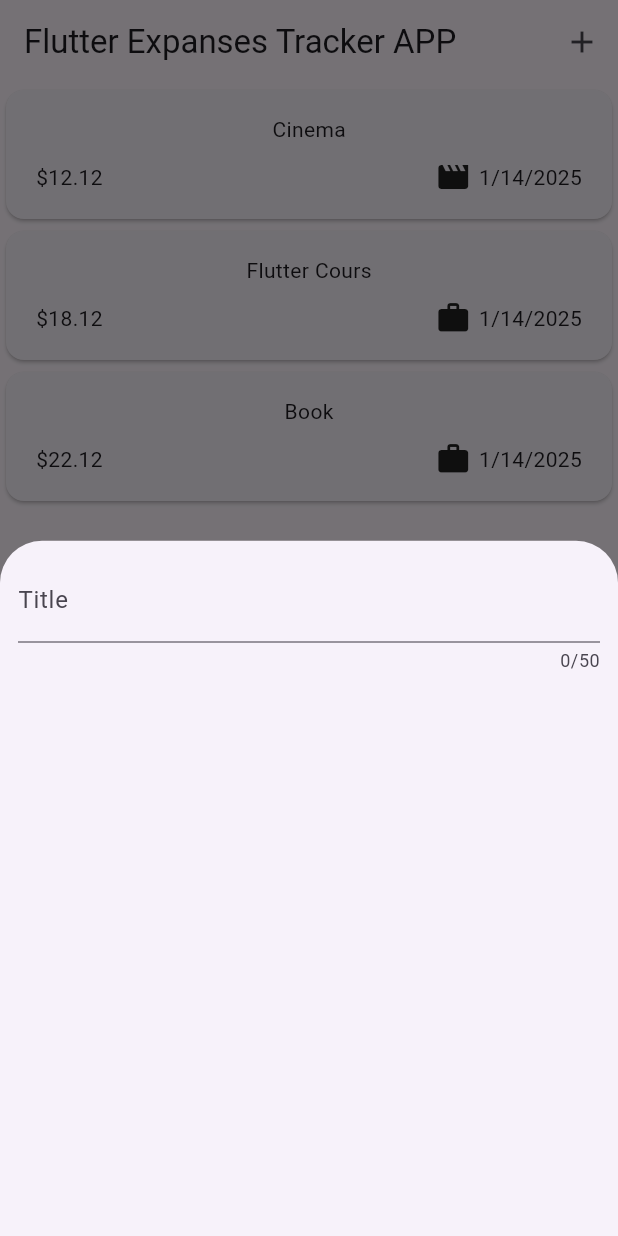
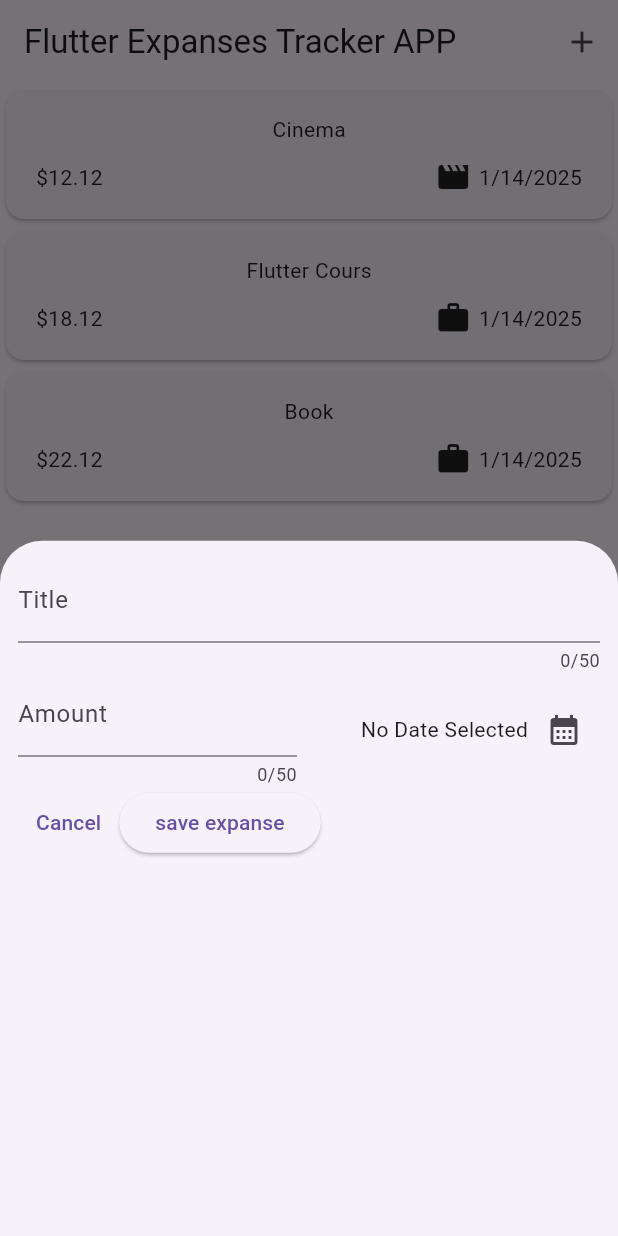
Before and after one commit to moustajil/expansive_tracker, a Flutter app: the screen it shows after launch, after a tap on the "add" icon, on a phone screen of 412 x 824 dp. Run offline on Flutter 3.47's test engine with Material 3 defaults, Android fonts, the phone set to English and light mode, and no system bars.

Commit message:
adding selecyed date time

```diff
--- a/lib/widgets/new_expanses.dart
+++ b/lib/widgets/new_expanses.dart
@@ -1,4 +1,7 @@
 import 'package:flutter/material.dart';
+import 'package:intl/intl.dart';
+
+final formatter = DateFormat.yMd();
 
 class NewExpanses extends StatefulWidget {
   const NewExpanses({super.key});
@@ -8,6 +11,31 @@ class NewExpanses extends StatefulWidget {
 }
 
 class _NewExpansesState extends State<NewExpanses> {
+  final _titleController = TextEditingController();
+  final _amountController = TextEditingController();
+  DateTime? _selectedDate;
+
+  void _persentDatePiker() async {
+    final now = DateTime.now();
+    final firstDate = DateTime(now.year - 1, now.month, now.day);
+    final lastDate = DateTime(now.year + 100, now.month, now.day);
+    final pickedDate = await showDatePicker(
+        context: context,
+        initialDate: now,
+        firstDate: firstDate,
+        lastDate: lastDate);
+    setState(() {
+      _selectedDate = pickedDate;
+    });
+  }
+
+  @override
+  void dispose() {
+    _titleController.dispose();
+    _amountController.dispose();
+    super.dispose();
+  }
+
   @override
   Widget build(BuildContext context) {
     return Padding(
@@ -15,10 +43,60 @@ class _NewExpansesState extends State<NewExpanses> {
       child: Column(
         children: [
           TextField(
+            controller: _titleController,
             maxLength: 50,
             decoration: InputDecoration(
               label: Text("Title"),
             ),
+          ),
+          Row(
+            children: [
+              Expanded(
+                child: TextField(
+                  controller: _amountController,
+                  maxLength: 50,
+                  keyboardType: TextInputType.number,
+                  decoration: InputDecoration(
+                    prefixText: "\$ ",
+                    label: Text("Amount"),
+                  ),
+                ),
+              ),
+              SizedBox(
+                width: 16,
+              ),
+              Expanded(
+                child: Row(
+                  mainAxisAlignment: MainAxisAlignment.end,
+                  children: [
+                    Text(_selectedDate == null
+                        ? "No Date Selected"
+                        : formatter.format(_selectedDate!)),
+                    IconButton(
+                      onPressed: _persentDatePiker,
+                      icon: Icon(Icons.calendar_month),
+                    )
+                  ],
+                ),
+              )
+            ],
+          ),
+          Row(
+            children: [
+              TextButton(
+                onPressed: () {
+                  Navigator.pop(context);
+                },
+                child: Text("Cancel"),
+              ),
+              ElevatedButton(
+                onPressed: () {
+                  print(_titleController.text);
+                  print(_amountController.text);
+                },
+                child: const Text("save expanse"),
+              )
+            ],
           )
         ],
       ),
```
